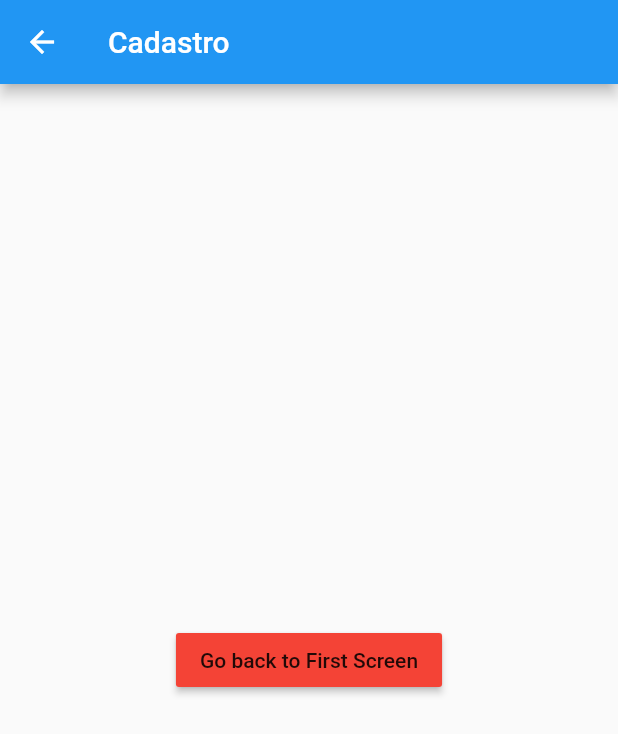
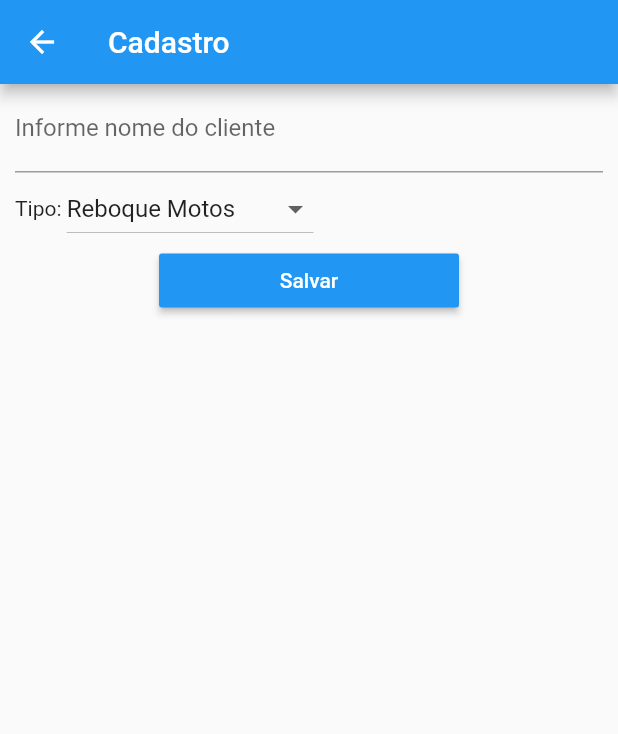
Before and after one commit to rafachl/reboque, a Flutter app: the Cadastro screen opened directly, on a phone screen of 412 x 824 dp. Shown: the top 734 px of the screen. Run offline on Flutter 3.47's test engine with Material 2 defaults, Android fonts, the phone set to English and light mode, and no system bars.

Commit message:
Adicionado funcionalidades

```diff
--- /dev/null
+++ b/lib/SettingsWidget.dart
@@ -0,0 +1,55 @@
+import 'package:flutter/material.dart';
+
+class SettingsWidget extends StatefulWidget {
+  SettingsWidget({Key key}) : super(key: key);
+
+  @override
+  _SettingsWidgetState createState() => new _SettingsWidgetState();
+}
+
+class _SettingsWidgetState extends State<SettingsWidget> {
+  List _cities = [
+    "Reboque Motos",
+    "Reboque Cavalo",
+    "Reboque Comida",
+    "Reboque Carretinha"
+  ];
+
+  List<DropdownMenuItem<String>> _dropDownMenuItems;
+  String _currentCity;
+
+  @override
+  void initState() {
+    _dropDownMenuItems = getDropDownMenuItems();
+    _currentCity = _dropDownMenuItems[0].value;
+    super.initState();
+  }
+
+  List<DropdownMenuItem<String>> getDropDownMenuItems() {
+    List<DropdownMenuItem<String>> items = new List();
+    for (String city in _cities) {
+      items.add(new DropdownMenuItem(value: city, child: new Text(city)));
+    }
+    return items;
+  }
+
+  @override
+  Widget build(BuildContext context) {
+    return new Row(
+        crossAxisAlignment: CrossAxisAlignment.center,
+        children: <Widget>[
+      new Text("Tipo: "),
+      new DropdownButton(
+        value: _currentCity,
+        items: _dropDownMenuItems,
+        onChanged: changedDropDownItem,
+      )
+    ]);
+  }
+
+  void changedDropDownItem(String selectedCity) {
+    setState(() {
+      _currentCity = selectedCity;
+    });
+  }
+}
--- a/lib/cadastro.dart
+++ b/lib/cadastro.dart
@@ -1,23 +1,64 @@
 import 'package:flutter/material.dart';
 
+import 'SettingsWidget.dart';
 
 class Cadastro extends StatelessWidget {
   @override
   Widget build(BuildContext context) {
     return Scaffold(
-      appBar: AppBar(
-        title: Text('Cadastro'),
-      ),
-      body: Center(
-        child: RaisedButton(
-          color: Colors.red,
-          child: Text('Go back to First Screen'),
-          onPressed: () {
-            //Use`Navigator` widget to pop oir go back to previous route / screen
-            Navigator.pop(context);
-          },
+        appBar: AppBar(
+          title: Text('Cadastro'),
         ),
-      ),
-    );
+        body: MyStatefulWidget());
   }
 }
+
+class MyStatefulWidget extends StatefulWidget {
+  MyStatefulWidget({Key key}) : super(key: key);
+
+  @override
+  _MyStatefulWidgetState createState() => _MyStatefulWidgetState();
+}
+
+class _MyStatefulWidgetState extends State<MyStatefulWidget> {
+  final _formKey = GlobalKey<FormState>();
+
+  @override
+  Widget build(BuildContext context) {
+    return Form(
+        key: _formKey,
+        child: Padding(
+          padding: const EdgeInsets.symmetric(horizontal: 10),
+          child: Column(
+            crossAxisAlignment: CrossAxisAlignment.center,
+            children: <Widget>[
+              TextFormField(
+                decoration:
+                    InputDecoration(labelText: 'Informe nome do cliente'),
+                validator: (value) {
+                  if (value.isEmpty) {
+                    return 'Por favor Informe nome do cliente';
+                  }
+                },
+              ),
+              new SettingsWidget(),
+              ButtonTheme(
+                  minWidth: 200,
+                  padding: const EdgeInsets.symmetric(horizontal: 10),
+                  child: RaisedButton(
+                    color: Colors.blue,
+                    textColor: Colors.white,
+                    onPressed: () {
+                      // Validate will return true if the form is valid, or false if
+                      // the form is invalid.
+                      if (_formKey.currentState.validate()) {
+                        // Process data.
+                      }
+                    },
+                    child: Text('Salvar'),
+                  )),
+            ],
+          ),
+        ));
+  }
+}
```
